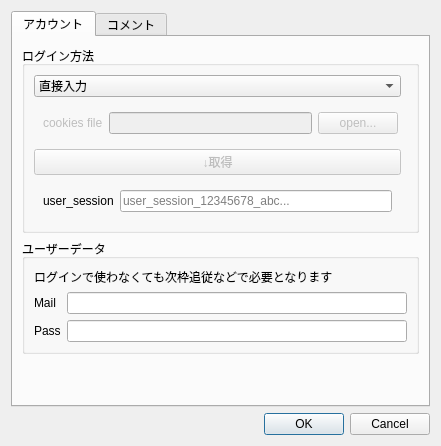
diginatu/Viqo, file ui/settingswindow.ui: the form before one commit.
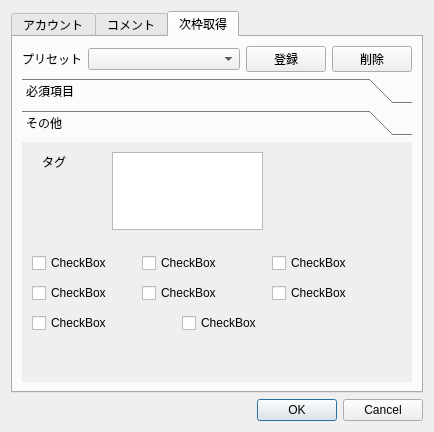
The form after the commit. The open tabs and pages were chosen to show the change.

Diff of the .ui file:
```diff
--- a/ui/settingswindow.ui
+++ b/ui/settingswindow.ui
@@ -6,8 +6,8 @@
    <rect>
     <x>0</x>
     <y>0</y>
-    <width>441</width>
-    <height>446</height>
+    <width>434</width>
+    <height>432</height>
    </rect>
   </property>
   <property name="windowTitle">
@@ -17,7 +17,7 @@
    <item>
     <widget class="QTabWidget" name="tabWidget">
      <property name="currentIndex">
-      <number>0</number>
+      <number>2</number>
      </property>
      <widget class="QWidget" name="account_tab">
       <attribute name="title">
@@ -199,6 +199,349 @@
        </property>
       </widget>
      </widget>
+     <widget class="QWidget" name="tab">
+      <attribute name="title">
+       <string>次枠取得</string>
+      </attribute>
+      <layout class="QGridLayout" name="gridLayout_3">
+       <item row="0" column="0">
+        <widget class="QLabel" name="label_9">
+         <property name="sizePolicy">
+          <sizepolicy hsizetype="Maximum" vsizetype="Preferred">
+           <horstretch>0</horstretch>
+           <verstretch>0</verstretch>
+          </sizepolicy>
+         </property>
+         <property name="text">
+          <string>プリセット</string>
+         </property>
+         <property name="buddy">
+          <cstring>comboBox_3</cstring>
+         </property>
+        </widget>
+       </item>
+       <item row="0" column="1">
+        <widget class="QComboBox" name="comboBox_3"/>
+       </item>
+       <item row="0" column="2">
+        <widget class="QPushButton" name="pushButton">
+         <property name="sizePolicy">
+          <sizepolicy hsizetype="Maximum" vsizetype="Fixed">
+           <horstretch>0</horstretch>
+           <verstretch>0</verstretch>
+          </sizepolicy>
+         </property>
+         <property name="text">
+          <string>登録</string>
+         </property>
+        </widget>
+       </item>
+       <item row="0" column="3">
+        <widget class="QPushButton" name="pushButton_2">
+         <property name="sizePolicy">
+          <sizepolicy hsizetype="Maximum" vsizetype="Fixed">
+           <horstretch>0</horstretch>
+           <verstretch>0</verstretch>
+          </sizepolicy>
+         </property>
+         <property name="text">
+          <string>削除</string>
+         </property>
+        </widget>
+       </item>
+       <item row="1" column="0" colspan="4">
+        <widget class="QToolBox" name="toolBox">
+         <property name="currentIndex">
+          <number>0</number>
+         </property>
+         <widget class="QWidget" name="page">
+          <property name="geometry">
+           <rect>
+            <x>0</x>
+            <y>0</y>
+            <width>394</width>
+            <height>235</height>
+           </rect>
+          </property>
+          <attribute name="label">
+           <string>必須項目</string>
+          </attribute>
+          <widget class="QLabel" name="label_7">
+           <property name="geometry">
+            <rect>
+             <x>20</x>
+             <y>140</y>
+             <width>53</width>
+             <height>27</height>
+            </rect>
+           </property>
+           <property name="text">
+            <string>カテゴリ</string>
+           </property>
+           <property name="buddy">
+            <cstring>newWaku_category</cstring>
+           </property>
+          </widget>
+          <widget class="QLabel" name="label_6">
+           <property name="geometry">
+            <rect>
+             <x>20</x>
+             <y>107</y>
+             <width>74</width>
+             <height>17</height>
+            </rect>
+           </property>
+           <property name="sizePolicy">
+            <sizepolicy hsizetype="Minimum" vsizetype="Fixed">
+             <horstretch>0</horstretch>
+             <verstretch>0</verstretch>
+            </sizepolicy>
+           </property>
+           <property name="text">
+            <string>コミュニティ</string>
+           </property>
+           <property name="buddy">
+            <cstring>newWaku_community</cstring>
+           </property>
+          </widget>
+          <widget class="QLabel" name="label_4">
+           <property name="geometry">
+            <rect>
+             <x>20</x>
+             <y>2</y>
+             <width>50</width>
+             <height>17</height>
+            </rect>
+           </property>
+           <property name="sizePolicy">
+            <sizepolicy hsizetype="Minimum" vsizetype="Fixed">
+             <horstretch>0</horstretch>
+             <verstretch>0</verstretch>
+            </sizepolicy>
+           </property>
+           <property name="text">
+            <string>タイトル</string>
+           </property>
+           <property name="buddy">
+            <cstring>newWaku_title</cstring>
+           </property>
+          </widget>
+          <widget class="QPlainTextEdit" name="newWaku_description">
+           <property name="geometry">
+            <rect>
+             <x>100</x>
+             <y>35</y>
+             <width>255</width>
+             <height>66</height>
+            </rect>
+           </property>
+           <property name="placeholderText">
+            <string>1000文字</string>
+           </property>
+          </widget>
+          <widget class="QLineEdit" name="newWaku_title">
+           <property name="geometry">
+            <rect>
+             <x>100</x>
+             <y>2</y>
+             <width>255</width>
+             <height>27</height>
+            </rect>
+           </property>
+           <property name="maxLength">
+            <number>100</number>
+           </property>
+           <property name="placeholderText">
+            <string>100文字</string>
+           </property>
+          </widget>
+          <widget class="QComboBox" name="newWaku_community">
+           <property name="geometry">
+            <rect>
+             <x>100</x>
+             <y>107</y>
+             <width>255</width>
+             <height>27</height>
+            </rect>
+           </property>
+          </widget>
+          <widget class="QLabel" name="label_5">
+           <property name="geometry">
+            <rect>
+             <x>20</x>
+             <y>35</y>
+             <width>30</width>
+             <height>17</height>
+            </rect>
+           </property>
+           <property name="sizePolicy">
+            <sizepolicy hsizetype="Minimum" vsizetype="Fixed">
+             <horstretch>0</horstretch>
+             <verstretch>0</verstretch>
+            </sizepolicy>
+           </property>
+           <property name="text">
+            <string>詳細</string>
+           </property>
+           <property name="buddy">
+            <cstring>newWaku_description</cstring>
+           </property>
+          </widget>
+          <widget class="QComboBox" name="newWaku_category">
+           <property name="geometry">
+            <rect>
+             <x>100</x>
+             <y>140</y>
+             <width>255</width>
+             <height>27</height>
+            </rect>
+           </property>
+          </widget>
+         </widget>
+         <widget class="QWidget" name="page_2">
+          <property name="geometry">
+           <rect>
+            <x>0</x>
+            <y>0</y>
+            <width>394</width>
+            <height>235</height>
+           </rect>
+          </property>
+          <attribute name="label">
+           <string>その他</string>
+          </attribute>
+          <widget class="QPlainTextEdit" name="plainTextEdit_2">
+           <property name="geometry">
+            <rect>
+             <x>90</x>
+             <y>10</y>
+             <width>151</width>
+             <height>78</height>
+            </rect>
+           </property>
+          </widget>
+          <widget class="QLabel" name="label_8">
+           <property name="geometry">
+            <rect>
+             <x>20</x>
+             <y>10</y>
+             <width>51</width>
+             <height>20</height>
+            </rect>
+           </property>
+           <property name="text">
+            <string>タグ</string>
+           </property>
+          </widget>
+          <widget class="QCheckBox" name="checkBox_2">
+           <property name="geometry">
+            <rect>
+             <x>120</x>
+             <y>110</y>
+             <width>97</width>
+             <height>22</height>
+            </rect>
+           </property>
+           <property name="text">
+            <string>CheckBox</string>
+           </property>
+          </widget>
+          <widget class="QCheckBox" name="checkBox_8">
+           <property name="geometry">
+            <rect>
+             <x>160</x>
+             <y>170</y>
+             <width>97</width>
+             <height>22</height>
+            </rect>
+           </property>
+           <property name="text">
+            <string>CheckBox</string>
+           </property>
+          </widget>
+          <widget class="QCheckBox" name="checkBox_3">
+           <property name="geometry">
+            <rect>
+             <x>250</x>
+             <y>110</y>
+             <width>97</width>
+             <height>22</height>
+            </rect>
+           </property>
+           <property name="text">
+            <string>CheckBox</string>
+           </property>
+          </widget>
+          <widget class="QCheckBox" name="checkBox_7">
+           <property name="geometry">
+            <rect>
+             <x>10</x>
+             <y>170</y>
+             <width>97</width>
+             <height>22</height>
+            </rect>
+           </property>
+           <property name="text">
+            <string>CheckBox</string>
+           </property>
+          </widget>
+          <widget class="QCheckBox" name="checkBox">
+           <property name="geometry">
+            <rect>
+             <x>10</x>
+             <y>110</y>
+             <width>97</width>
+             <height>22</height>
+            </rect>
+           </property>
+           <property name="text">
+            <string>CheckBox</string>
+           </property>
+          </widget>
+          <widget class="QCheckBox" name="checkBox_4">
+           <property name="geometry">
+            <rect>
+             <x>10</x>
+             <y>140</y>
+             <width>97</width>
+             <height>22</height>
+            </rect>
+           </property>
+           <property name="text">
+            <string>CheckBox</string>
+           </property>
+          </widget>
+          <widget class="QCheckBox" name="checkBox_5">
+           <property name="geometry">
+            <rect>
+             <x>120</x>
+             <y>140</y>
+             <width>97</width>
+             <height>22</height>
+            </rect>
+           </property>
+           <property name="text">
+            <string>CheckBox</string>
+           </property>
+          </widget>
+          <widget class="QCheckBox" name="checkBox_6">
+           <property name="geometry">
+            <rect>
+             <x>250</x>
+             <y>140</y>
+             <width>97</width>
+             <height>22</height>
+            </rect>
+           </property>
+           <property name="text">
+            <string>CheckBox</string>
+           </property>
+          </widget>
+         </widget>
+        </widget>
+       </item>
+      </layout>
+     </widget>
     </widget>
    </item>
    <item>
```
Left out of the diff: 20 changed lines with no effect on the pictures.
